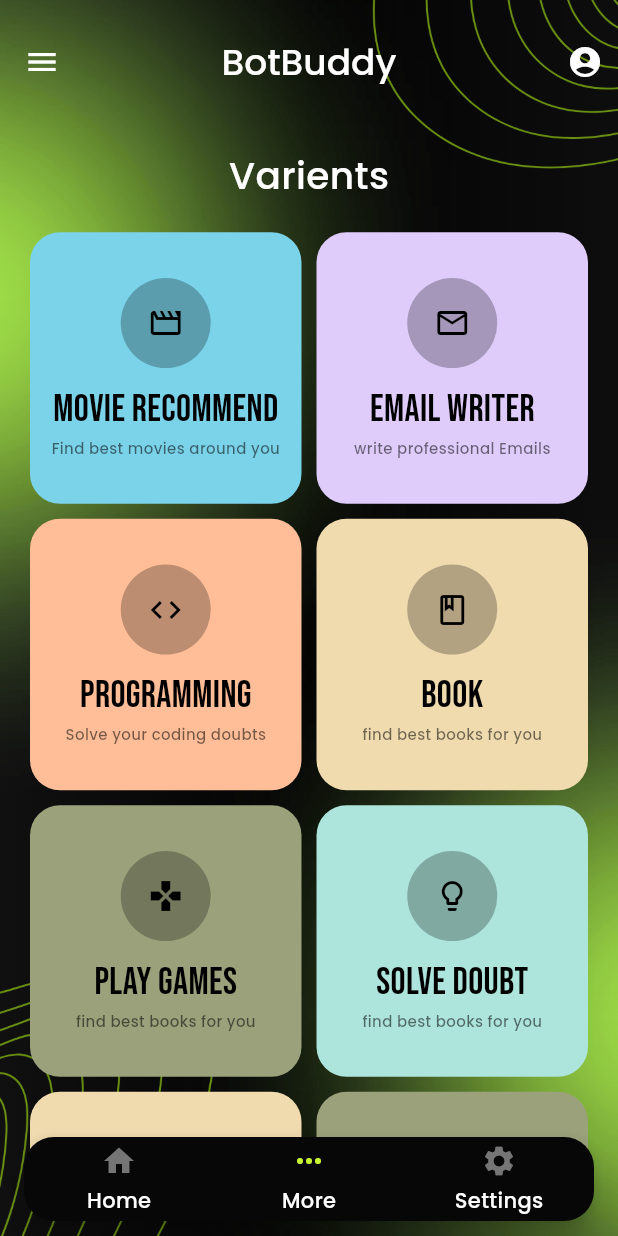
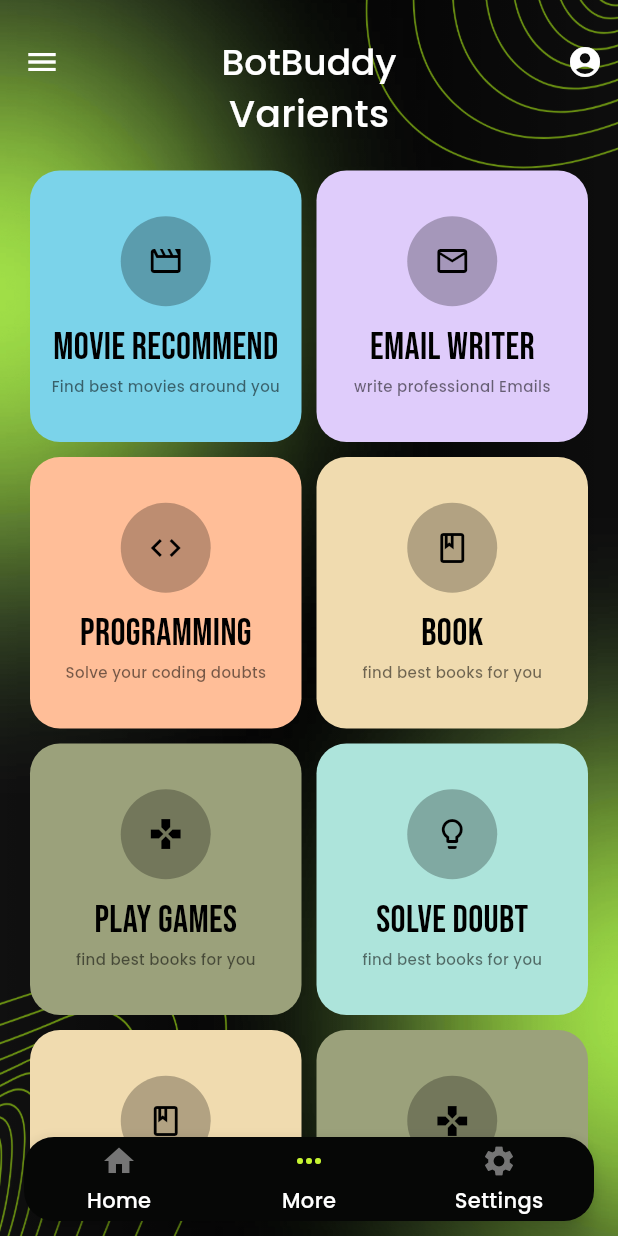
Before and after one commit to amaan0605/gemini_chatbot, a Flutter app: the screen it shows once a user with an empty profile is signed in, item 2 of the bottom bar chosen, on a phone screen of 412 x 824 dp. Run offline on Flutter 3.47's test engine with Material 3 defaults, Android fonts, the phone set to English and light mode, and no system bars; drawn by our look-alikes of custom_navigation_bar; our stand-ins replace avatar_glow, firebase_auth, firebase_core, flutter_chat_types, flutter_chat_ui, flutter_markdown and 7 more; accounts and stored records are empty; project files that could hold a hidden picture were left out.

```diff
--- a/lib/providers/chip_provider.dart
+++ b/lib/providers/chip_provider.dart
@@ -2,14 +2,21 @@ import 'package:flutter/foundation.dart';
 import 'package:flutter/material.dart';
 
 class ChipProvider extends ChangeNotifier {
-  final List<String> _selectedList = [];
+  final List<String> _genreList = [];
+  final List<String> _countryList = [];
   bool isSelected = false;
 
-  List<String> get selectedList => _selectedList;
+  List<String> get genreList => _genreList;
+  List<String> get countryList => _countryList;
   // bool get isSelected => _isSelected;
 
-  addItem(String item) {
-    selectedList.add(item);
+  addGenreList(String item) {
+    genreList.add(item);
+    notifyListeners();
+  }
+
+  addCounryList(String item) {
+    countryList.add(item);
     notifyListeners();
   }
 
--- a/lib/screens/auth/login_screen.dart
+++ b/lib/screens/auth/login_screen.dart
@@ -134,7 +134,8 @@ class _LoginScreenState extends State<LoginScreen> {
                               padding: const EdgeInsets.only(top: 10),
                               child: TextButton(
                                 onPressed: () {
-                                  Navigator.pushNamed(context, '/signup');
+                                  Navigator.pushReplacementNamed(
+                                      context, '/signup');
                                 },
                                 child: const Text("New User? Register Now"),
                               ),
--- a/lib/screens/auth/signup_screen.dart
+++ b/lib/screens/auth/signup_screen.dart
@@ -147,7 +147,8 @@ class _SignUpScreenState extends State<SignUpScreen> {
                               padding: const EdgeInsets.only(top: 15),
                               child: TextButton(
                                 onPressed: () {
-                                  Navigator.pushNamed(context, '/login');
+                                  Navigator.pushReplacementNamed(
+                                      context, '/login');
                                 },
                                 child:
                                     const Text("Already Registered? Login Now"),
--- a/lib/screens/varients/bot_varients_page.dart
+++ b/lib/screens/varients/bot_varients_page.dart
@@ -1,5 +1,6 @@
 import 'package:flutter/material.dart';
 import 'package:gemini_chatbot/main.dart';
+import 'package:gemini_chatbot/utils/common/background_image.dart';
 import 'package:gemini_chatbot/utils/widgets/bot_varients_grid.dart';
 import 'package:gemini_chatbot/utils/widgets/custom_widgets.dart';
 
@@ -11,17 +12,7 @@ class BotVarientsPage extends StatelessWidget {
     return Scaffold(
       extendBodyBehindAppBar: true,
       appBar: appBar(),
-      body: Container(
-        padding: EdgeInsets.only(top: screenSize.height * .12),
-        decoration: const BoxDecoration(
-          //BACKGROUND IMAGE
-          image: DecorationImage(
-            image: AssetImage('assets/images/bg.png'),
-            fit: BoxFit.cover,
-          ),
-          gradient: LinearGradient(
-              colors: [Colors.black12, Colors.black87, Colors.black26]),
-        ),
+      body: backgroundContainer(
         child: Column(
           children: [
             const Text(
--- /dev/null
+++ b/lib/utils/common/background_image.dart
@@ -0,0 +1,18 @@
+import 'package:flutter/material.dart';
+import 'package:gemini_chatbot/main.dart';
+
+Container backgroundContainer({Widget? child}) {
+  return Container(
+    padding: EdgeInsets.only(top: screenSize.height * .07),
+    decoration: const BoxDecoration(
+      //BACKGROUND IMAGE
+      image: DecorationImage(
+        image: AssetImage('assets/images/bg.png'),
+        fit: BoxFit.fill,
+      ),
+      gradient: LinearGradient(
+          colors: [Colors.black12, Colors.black87, Colors.black26]),
+    ),
+    child: child,
+  );
+}
--- a/lib/utils/widgets/custom_textfield.dart
+++ b/lib/utils/widgets/custom_textfield.dart
@@ -38,6 +38,7 @@ class CustomTextField extends StatelessWidget {
         ),
       ),
       child: TextField(
+          //autofocus: true,
           maxLines: maxLines ?? 1,
           controller: controller,
           obscureText: toHide ?? false,
```
Also changed, not shown: lib/screens/chat/text/chat_screen.dart (+7 -0 lines), lib/screens/home/home_screen.dart (+2 -11 lines), lib/screens/settings/setting_page.dart (+2 -11 lines), lib/screens/varients/preference_page.dart (+9 -7 lines), lib/utils/common/my_chips.dart (+5 -2 lines).
